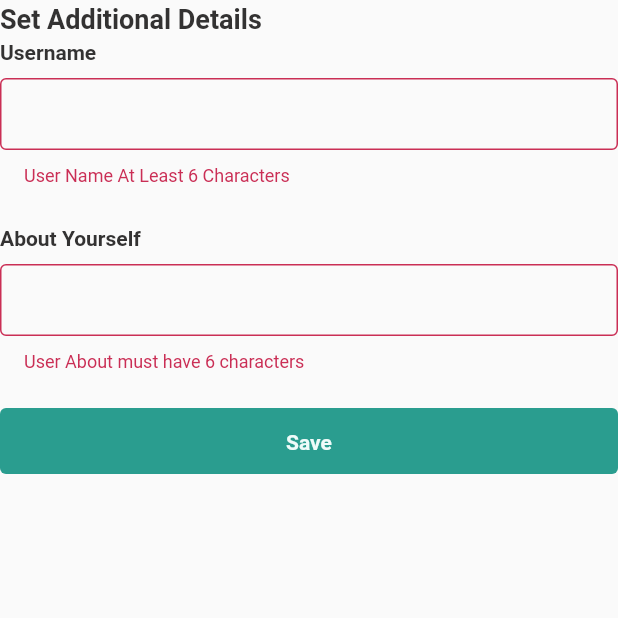
After one commit to dieutrinh28/flutter-chat-app, a Flutter app: the TakePrimaryUserData screen opened directly, after a tap on "Save", on a phone screen of 412 x 824 dp, the top half of it. The commit adds this screen. Run offline on Flutter 3.47's test engine with Material 2 defaults, Android fonts, the phone set to English and light mode, and no system bars; our stand-ins replace firebase_auth, firebase_core, google_sign_in; missing offline and left inert: flutter_facebook_auth; accounts and stored records are empty; Roboto replaces fonts that are missing (SourceSansPro).

Commit message:
new-user-info

```diff
--- a/lib/auth/login.dart
+++ b/lib/auth/login.dart
@@ -5,6 +5,7 @@ import 'package:flutter/material.dart';
 import '../res/asset.dart';
 import '../res/color.dart';
 import '../res/style.dart';
+import '../screen/new_user_entry.dart';
 import '../widget/custom_button.dart';
 import '../widget/custom_input_field.dart';
 import 'sign_up.dart';
@@ -21,6 +22,7 @@ class LoginPageState extends State<LoginPage> {
 
   final emailController = TextEditingController();
   final passwordController = TextEditingController();
+
   final EmailAndPasswordAuth emailAndPasswordAuth = EmailAndPasswordAuth();
   final GoogleAuthentication googleAuthentication = GoogleAuthentication();
 
@@ -82,7 +84,7 @@ class LoginPageState extends State<LoginPage> {
       if (response == EmailSignInResults.SignInCompleted) {
         Navigator.pushAndRemoveUntil(
             context,
-            MaterialPageRoute(builder: (_) => ChatList()),
+            MaterialPageRoute(builder: (_) => TakePrimaryUserData()),
             (route) => false);
       } else if (response == EmailSignInResults.EmailNotVerified) {
         msg = 'Email not Verified.\nPlease Verify your email and then Log In';
@@ -162,10 +164,6 @@ class LoginPageState extends State<LoginPage> {
                     validator: (value) {
                       if (value == null || value.isEmpty) {
                         return "this field is required!";
-                      } else if (!RegExp(
-                              r"^[a-zA-Z\d.]+@[a-zA-Z\d]+\.[a-zA-Z]+")
-                          .hasMatch(value)) {
-                        return "email invalid!";
                       }
                       return null;
                     },
@@ -181,9 +179,6 @@ class LoginPageState extends State<LoginPage> {
                     validator: (value) {
                       if (value == null || value.isEmpty) {
                         return "this field is required!";
-                      }
-                      if (value.length < 6) {
-                        return "password must from 6 chars!";
                       }
                       return null;
                     },
--- a/lib/auth/sign_up.dart
+++ b/lib/auth/sign_up.dart
@@ -5,6 +5,7 @@ import 'package:flutter/material.dart';
 import '../res/asset.dart';
 import '../res/color.dart';
 import '../res/style.dart';
+import '../screen/new_user_entry.dart';
 import '../widget/custom_button.dart';
 import '../widget/custom_input_field.dart';
 
@@ -50,7 +51,7 @@ class SignUpPageState extends State<SignUpPage> {
         Navigator.push(
           context,
           MaterialPageRoute(
-            builder: (_) => const LoginPage(),
+            builder: (_) => const TakePrimaryUserData(),
           ),
         );
       } else {
--- a/lib/firebase/auth.dart
+++ b/lib/firebase/auth.dart
@@ -1,4 +1,5 @@
 import 'package:firebase_auth/firebase_auth.dart';
+import 'package:flutter_facebook_auth/flutter_facebook_auth.dart';
 import 'package:google_sign_in/google_sign_in.dart';
 
 enum EmailSignUpResults {
--- /dev/null
+++ b/lib/screen/new_user_entry.dart
@@ -0,0 +1,101 @@
+import 'package:chat_app/widget/custom_input_field.dart';
+import 'package:flutter/material.dart';
+
+import '../res/style.dart';
+import '../widget/custom_button.dart';
+
+class TakePrimaryUserData extends StatefulWidget {
+  const TakePrimaryUserData({Key? key}) : super(key: key);
+
+  @override
+  State<TakePrimaryUserData> createState() => _TakePrimaryUserDataState();
+}
+
+class _TakePrimaryUserDataState extends State<TakePrimaryUserData> {
+  final formKey = GlobalKey<FormState>();
+
+  final userNameController = TextEditingController();
+  final userAboutController = TextEditingController();
+
+  @override
+  void dispose() {
+    userNameController.dispose();
+    userAboutController.dispose();
+    super.dispose();
+  }
+
+  void onSaveClick() async {
+    final isValid = formKey.currentState?.validate();
+    if (isValid != null && isValid == true) {
+      formKey.currentState?.save();
+    }
+
+
+  }
+
+  @override
+  Widget build(BuildContext context) {
+    return Scaffold(
+      body: SingleChildScrollView(
+        child: Form(
+          key: formKey,
+          child: ListView(
+            shrinkWrap: true,
+            children: [
+              const Text(
+                'Set Additional Details',
+                style: PrimaryFont.subtitleLargeBold,
+              ),
+              const Text(
+                "Username",
+                style: PrimaryFont.subtitleSmallBold,
+              ),
+              const SizedBox(height: 8),
+              InputFieldNonIcon(
+                controller: userNameController,
+                validator: (userName) {
+                  final RegExp messageRegex = RegExp(r'[a-zA-Z\d]');
+
+                  if (userName!.length < 6) {
+                    return "User Name At Least 6 Characters";
+                  } else if (userName.contains(' ') || userName.contains('@')) {
+                    return "Space and '@' Not Allowed...User '_' instead of space";
+                  } else if (userName.contains('__')) {
+                    return "'__' Not Allowed...User '_' instead of '__'";
+                  } else if (!messageRegex.hasMatch(userName)) {
+                    return "Sorry,Only Emoji Not Supported";
+                  }
+                  return null;
+                },
+              ),
+              const SizedBox(height: 24),
+              const Text(
+                "About Yourself",
+                style: PrimaryFont.subtitleSmallBold,
+              ),
+              const SizedBox(height: 8),
+              InputFieldNonIcon(
+                controller: userAboutController,
+                validator: (userAbout) {
+                  if (userAbout!.length < 6) {
+                    return 'User About must have 6 characters';
+                  }
+                  return null;
+                },
+              ),
+              const SizedBox(height: 24),
+              SizedBox(
+                width: double.infinity,
+                height: 44,
+                child: PrimaryButton(
+                  name: 'Save',
+                  onPressed: onSaveClick,
+                ),
+              ),
+            ],
+          ),
+        ),
+      ),
+    );
+  }
+}
--- a/pubspec.yaml
+++ b/pubspec.yaml
@@ -43,6 +43,7 @@ dependencies:
   firebase_auth: ^3.11.2
   cloud_functions: ^3.3.9
   google_sign_in: ^6.1.0
+  flutter_facebook_auth: ^5.0.11
 
 dev_dependencies:
   flutter_test:
```
Also changed, not shown: lib/firebase/firestore.dart (added), pubspec.lock.
